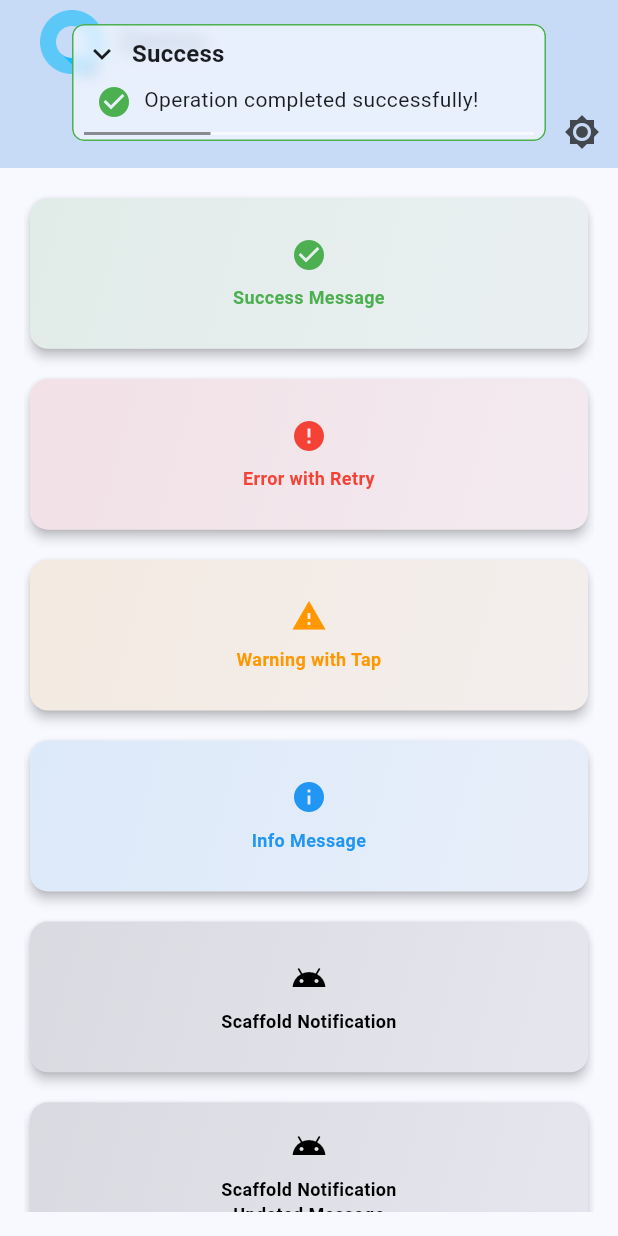
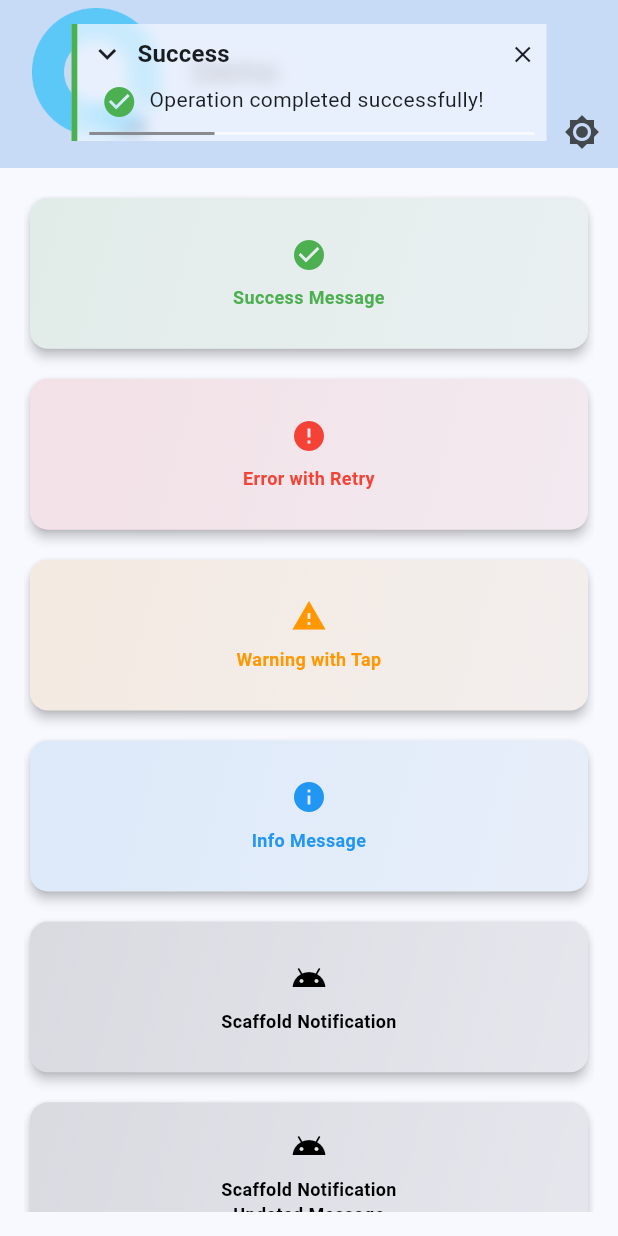
Before and after one commit to pooriaaskarim/flutter_notification_queue, a Flutter app: the screen it shows after launch, after a tap on "Success Message", on a phone screen of 412 x 824 dp. Run offline on Flutter 3.47's test engine with Material 3 defaults, Android fonts, the phone set to English and light mode, and no system bars; our stand-ins replace flutter_native_splash.

Commit message:
Refactor(example): Simplify NotificationManager configuration and update UI
This commit refactors the `NotificationManager.initialize` setup in the example app for clarity and introduces a more robust drag-and-relocate behavior. It also includes minor UI tweaks to the demo screen's `AppBar`.

### `NotificationManager` Configuration (`main.dart`)

*   **Simplified Initialization**: The main `NotificationManager.initialize` block has been streamlined. The previous complex setup with numerous parameters (`position`, `queueStyle`, `maxStackSize`, `dismissDuration`, `queueIndicatorBuilder`) has been removed in favor of a cleaner, queue-centric configuration.
*   **Relocation Behavior**: Replaced the previous `relocationBehaviour` with the new `longPressDragBehaviour`, using `RelocateLongPressDragBehaviour`. This enables notifications to be dragged to other configured queue positions.
    *   `TopCenterQueue` can now be relocated to `centerRight` and `centerLeft`.
    *   `BottomCenterQueue` can be relocated to `topCenter`.
*   **Drag Behavior**: Explicitly disabled the standard drag-to-dismiss behavior on the `TopCenterQueue` using `DisabledDragBehaviour()`.
*   **Default Channel**: A new 'default' notification channel with a pink color has been added.
*   **Code Cleanup**: Removed an unused `_getMaterialColor` helper method and commented out the old, extensive initialization block.

### UI Changes (`demo_screen.dart`)

*   **AppBar Layout**: The `AppBar` in the demo screen now uses a `FlexibleSpaceBar` to better manage its title layout, ensuring the title content is properly centered and contained.
*   **AppBar Image**: Adjusted the sizing of the logo image within the `AppBar` to fit its new container.

```diff
--- a/example/lib/demo_screen.dart
+++ b/example/lib/demo_screen.dart
@@ -626,16 +626,21 @@ class DemoScreen extends StatelessWidget {
 
     return Scaffold(
       appBar: AppBar(
-        title: Row(
-          children: [
-            Image.asset(
-              'assets/img/Q.Splash.png',
-              fit: BoxFit.fitHeight,
-              width: 64,
-              height: 64,
+        flexibleSpace: FlexibleSpaceBar(
+          title: SafeArea(
+            child: Row(
+              children: [
+                Image.asset(
+                  'assets/img/Q.Splash.png',
+                  fit: BoxFit.fitWidth,
+                  width: 128,
+                  height: 128,
+                ),
+                const Expanded(child: Text('Demo')),
+              ],
             ),
-            const Expanded(child: Text('Demo')),
-          ],
+          ),
+          centerTitle: true,
         ),
         backgroundColor: themeData.colorScheme.primaryContainer,
         foregroundColor: themeData.colorScheme.onPrimaryContainer,
--- a/example/lib/main.dart
+++ b/example/lib/main.dart
@@ -13,43 +13,6 @@ void main() {
   FlutterNativeSplash.remove();
 
   NotificationManager.initialize(
-    position: QueuePosition.topCenter,
-    queueStyle: const OutlinedQueueStyle(),
-    margin: const EdgeInsets.symmetric(vertical: 8.0, horizontal: 48.0),
-    maxStackSize: 3,
-    dismissDuration: const Duration(seconds: 3),
-    queueIndicatorBuilder: (final pendingNotificationsCount) {
-      if (pendingNotificationsCount > 0) {
-        return Container(
-          padding: const EdgeInsetsGeometry.all(8),
-          alignment: AlignmentGeometry.bottomLeft,
-          color: Colors.blueAccent,
-          width: 32,
-          child: FittedBox(child: Text('$pendingNotificationsCount')),
-        );
-      }
-      return null;
-    },
-    closeButtonBehaviour: QueueCloseButtonBehaviour.onHover,
-    relocationBehaviour:
-        const LongPressRelocationBehaviour({QueuePosition.centerRight}),
-    queues: {
-      BottomCenterQueue(
-        maxStackSize: 1,
-        margin: EdgeInsets.zero,
-        style: const FlatQueueStyle(),
-        closeButtonBehaviour: QueueCloseButtonBehaviour.onHover,
-      ),
-      CenterLeftQueue(
-        maxStackSize: 3,
-        margin: EdgeInsets.zero,
-        style: const FilledQueueStyle(),
-        closeButtonBehaviour: QueueCloseButtonBehaviour.onHover,
-        relocationBehaviour: const LongPressRelocationBehaviour({
-          QueuePosition.centerRight,
-        }),
-      ),
-    },
     channels: {
       const NotificationChannel(
         name: 'scaffold',
@@ -144,8 +107,167 @@ void main() {
         ),
         enabled: false,
       ),
+      const NotificationChannel(
+        name: 'default',
+        defaultColor: Colors.pink,
+      ),
+    },
+    queues: {
+      TopCenterQueue(
+        margin: EdgeInsetsGeometry.zero,
+        closeButtonBehaviour: QueueCloseButtonBehaviour.onHover,
+        style: const FilledQueueStyle(),
+        dragBehaviour: const DisabledDragBehaviour(),
+        longPressDragBehaviour: RelocateLongPressDragBehaviour(
+          positions: {
+            QueuePosition.centerRight,
+            QueuePosition.centerLeft,
+          },
+        ),
+      ),
+      BottomCenterQueue(
+        style: const FlatQueueStyle(),
+        longPressDragBehaviour: RelocateLongPressDragBehaviour(
+          positions: {QueuePosition.topCenter},
+        ),
+      ),
     },
   );
+  // NotificationManager.initialize(
+  //   position: QueuePosition.topCenter,
+  //   queueStyle: const OutlinedQueueStyle(),
+  //   margin: const EdgeInsets.symmetric(vertical: 8.0, horizontal: 48.0),
+  //   maxStackSize: 3,
+  //   dismissDuration: const Duration(seconds: 3),
+  //   queueIndicatorBuilder: (final pendingNotificationsCount) {
+  //     if (pendingNotificationsCount > 0) {
+  //       return Container(
+  //         padding: const EdgeInsetsGeometry.all(8),
+  //         alignment: AlignmentGeometry.bottomLeft,
+  //         color: Colors.blueAccent,
+  //         width: 32,
+  //         child: FittedBox(child: Text('$pendingNotificationsCount')),
+  //       );
+  //     }
+  //     return null;
+  //   },
+  //   closeButtonBehaviour: QueueCloseButtonBehaviour.onHover,
+  //   longPressDragBehaviour: RelocateLongPressDragBehaviour(
+  //     positions: {QueuePosition.centerRight},
+  //   ),
+  //   queues: {
+  //     BottomCenterQueue(
+  //       maxStackSize: 1,
+  //       margin: EdgeInsets.zero,
+  //       style: const FlatQueueStyle(),
+  //       closeButtonBehaviour: QueueCloseButtonBehaviour.onHover,
+  //     ),
+  //     CenterLeftQueue(
+  //       maxStackSize: 3,
+  //       margin: EdgeInsets.zero,
+  //       style: const FilledQueueStyle(),
+  //       closeButtonBehaviour: QueueCloseButtonBehaviour.onHover,
+  //       longPressDragBehaviour: RelocateLongPressDragBehaviour(
+  //         positions: {},
+  //       ),
+  //     ),
+  //   },
+  //   channels: {
+  //     const NotificationChannel(
+  //       name: 'scaffold',
+  //       position: QueuePosition.bottomCenter,
+  //       defaultDismissDuration: Duration(seconds: 5),
+  //       defaultBackgroundColor: Colors.black,
+  //       defaultForegroundColor: Colors.white,
+  //       defaultColor: Colors.black,
+  //       enabled: false,
+  //     ),
+  //     const NotificationChannel(
+  //       name: 'success',
+  //       position: QueuePosition.topCenter,
+  //       defaultDismissDuration: Duration(seconds: 3),
+  //       defaultColor: Colors.green,
+  //       defaultIcon: Icon(
+  //         Icons.check_circle,
+  //       ),
+  //     ),
+  //     const NotificationChannel(
+  //       name: 'scaffold.success',
+  //       position: QueuePosition.bottomCenter,
+  //       defaultDismissDuration: Duration(seconds: 5),
+  //       defaultBackgroundColor: Colors.black,
+  //       defaultForegroundColor: Colors.white,
+  //       defaultColor: Colors.green,
+  //       defaultIcon: Icon(
+  //         Icons.check_circle,
+  //       ),
+  //       enabled: false,
+  //     ),
+  //     const NotificationChannel(
+  //       name: 'error',
+  //       position: QueuePosition.topCenter,
+  //       defaultDismissDuration: null,
+  //       defaultColor: Colors.red,
+  //       defaultIcon: Icon(
+  //         Icons.error,
+  //       ),
+  //     ),
+  //     const NotificationChannel(
+  //       name: 'scaffold.error',
+  //       position: QueuePosition.bottomCenter,
+  //       defaultDismissDuration: Duration(seconds: 5),
+  //       defaultBackgroundColor: Colors.black,
+  //       defaultForegroundColor: Colors.white,
+  //       defaultColor: Colors.red,
+  //       defaultIcon: Icon(
+  //         Icons.error,
+  //       ),
+  //       enabled: false,
+  //     ),
+  //     const NotificationChannel(
+  //       name: 'info',
+  //       position: QueuePosition.topCenter,
+  //       defaultDismissDuration: Duration(seconds: 3),
+  //       defaultColor: Colors.blue,
+  //       defaultIcon: Icon(
+  //         Icons.info,
+  //       ),
+  //     ),
+  //     const NotificationChannel(
+  //       name: 'scaffold.info',
+  //       position: QueuePosition.bottomCenter,
+  //       defaultDismissDuration: Duration(seconds: 5),
+  //       defaultBackgroundColor: Colors.black,
+  //       defaultForegroundColor: Colors.white,
+  //       defaultColor: Colors.blue,
+  //       defaultIcon: Icon(
+  //         Icons.info,
+  //       ),
+  //       enabled: false,
+  //     ),
+  //     const NotificationChannel(
+  //       name: 'warning',
+  //       position: QueuePosition.topCenter,
+  //       defaultDismissDuration: Duration(seconds: 5),
+  //       defaultColor: Colors.orange,
+  //       defaultIcon: Icon(
+  //         Icons.warning,
+  //       ),
+  //     ),
+  //     const NotificationChannel(
+  //       name: 'scaffold.warning',
+  //       position: QueuePosition.bottomCenter,
+  //       defaultDismissDuration: Duration(seconds: 5),
+  //       defaultBackgroundColor: Colors.black,
+  //       defaultForegroundColor: Colors.white,
+  //       defaultColor: Colors.orange,
+  //       defaultIcon: Icon(
+  //         Icons.warning,
+  //       ),
+  //       enabled: false,
+  //     ),
+  //   },
+  // );
   runApp(const NotificationQueueExample());
 }
 
@@ -176,27 +298,6 @@ class NotificationQueueExampleState extends State<NotificationQueueExample> {
     (context as Element).visitChildren(rebuild);
 
     setState(() {});
-  }
-
-  MaterialColor _getMaterialColor(final Color color) {
-    final int red = color.r.round() & 0xff;
-    final int green = color.g.round() & 0xff;
-    final int blue = color.b.round() & 0xff;
-
-    final Map<int, Color> shades = {
-      50: Color.fromRGBO(red, green, blue, .1),
-      100: Color.fromRGBO(red, green, blue, .2),
-      200: Color.fromRGBO(red, green, blue, .3),
-      300: Color.fromRGBO(red, green, blue, .4),
-      400: Color.fromRGBO(red, green, blue, .5),
-      500: Color.fromRGBO(red, green, blue, .6),
-      600: Color.fromRGBO(red, green, blue, .7),
-      700: Color.fromRGBO(red, green, blue, .8),
-      800: Color.fromRGBO(red, green, blue, .9),
-      900: Color.fromRGBO(red, green, blue, 1),
-    };
-
-    return MaterialColor(color.value, shades);
   }
 
   @override
```
